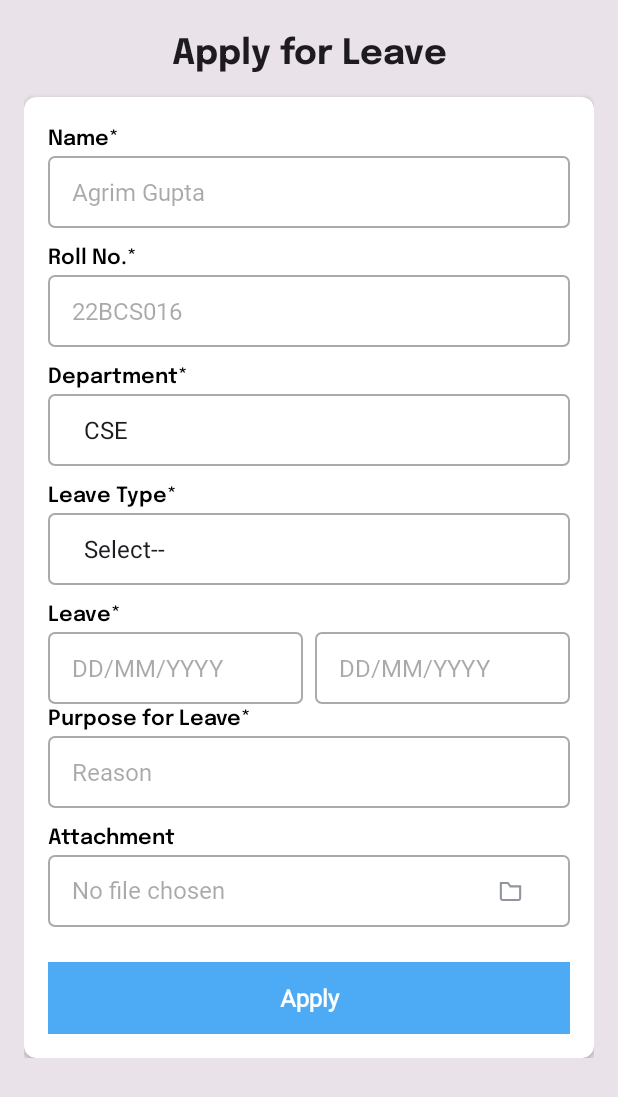
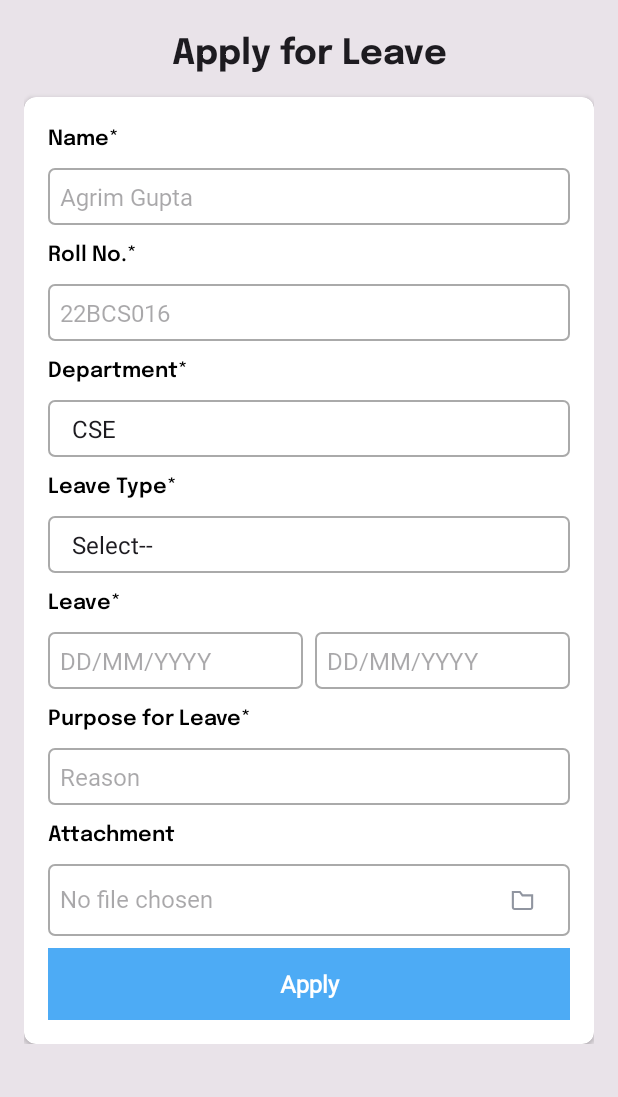
Before and after one commit to bsoc-bitbyte/myLeave, an Android app: the LeaveFormActivity screen opened directly, with no data from a screen before it, on a phone screen of 412 x 824 dp. Shown: the top 1097 px of the screen. Run offline under Robolectric (Android 15) with nearby library versions, the phone set to English and light mode, and no system bars; 4 statements that could not run were skipped.

Commit message:
Leave form(updated)

```diff
--- a/app/src/main/res/layout/activity_leave_form.xml
+++ b/app/src/main/res/layout/activity_leave_form.xml
@@ -2,12 +2,13 @@
 <androidx.constraintlayout.widget.ConstraintLayout xmlns:android="http://schemas.android.com/apk/res/android"
     xmlns:app="http://schemas.android.com/apk/res-auto"
     xmlns:tools="http://schemas.android.com/tools"
-    android:id="@+id/main"
+    android:id="@+id/cl_main"
     android:layout_width="match_parent"
     android:layout_height="match_parent"
     tools:context=".ui.user.LeaveFormActivity">
 
     <ScrollView
+        android:id="@+id/sv_main"
         android:layout_width="0dp"
         android:layout_height="0dp"
         app:layout_constraintBottom_toBottomOf="parent"
@@ -17,12 +18,13 @@
         app:layout_constraintTop_toTopOf="parent">
 
         <androidx.constraintlayout.widget.ConstraintLayout
+            android:id="@+id/cl_scroll_content"
             android:layout_width="match_parent"
             android:layout_height="wrap_content"
             android:padding="16dp">
 
             <TextView
-                android:id="@+id/textViewTitle"
+                android:id="@+id/tv_title"
                 android:layout_width="0dp"
                 android:layout_height="wrap_content"
                 android:gravity="center"
@@ -36,22 +38,24 @@
                 app:layout_constraintTop_toTopOf="parent" />
 
             <androidx.cardview.widget.CardView
+                android:id="@+id/cv_form"
                 android:layout_width="0dp"
                 android:layout_height="wrap_content"
                 android:layout_marginTop="16dp"
                 app:cardCornerRadius="8dp"
                 app:layout_constraintEnd_toEndOf="parent"
                 app:layout_constraintStart_toStartOf="parent"
-                app:layout_constraintTop_toBottomOf="@id/textViewTitle">
+                app:layout_constraintTop_toBottomOf="@id/tv_title">
 
                 <androidx.constraintlayout.widget.ConstraintLayout
+                    android:id="@+id/cl_card_content"
                     android:layout_width="match_parent"
                     android:layout_height="wrap_content"
                     android:padding="16dp">
 
                     <!-- Name Field -->
                     <TextView
-                        android:id="@+id/labelName"
+                        android:id="@+id/tv_label_name"
                         android:layout_width="0dp"
                         android:layout_height="wrap_content"
                         android:text="@string/namelf"
@@ -62,22 +66,23 @@
                         app:layout_constraintTop_toTopOf="parent" />
 
                     <EditText
-                        android:id="@+id/editTextName"
+                        android:id="@+id/et_name"
                         android:layout_width="0dp"
-                        android:layout_height="48dp"
+                        android:layout_height="wrap_content"
+                        android:layout_marginTop="12dp"
+                        android:padding="8dp"
                         android:fontFamily="@font/interr"
-                        android:layout_marginTop="4dp"
-                        android:hint="Agrim Gupta"
+                        android:hint="@string/agrim_gupta"
                         android:inputType="textPersonName"
                         android:textSize="16sp"
                         android:background="@drawable/edit_text_background"
                         app:layout_constraintEnd_toEndOf="parent"
                         app:layout_constraintStart_toStartOf="parent"
-                        app:layout_constraintTop_toBottomOf="@id/labelName" />
+                        app:layout_constraintTop_toBottomOf="@id/tv_label_name" />
 
                     <!-- Roll No Field -->
                     <TextView
-                        android:id="@+id/labelRollNo"
+                        android:id="@+id/tv_label_roll_no"
                         android:layout_width="0dp"
                         android:layout_height="wrap_content"
                         android:layout_marginTop="8dp"
@@ -86,25 +91,26 @@
                         android:fontFamily="@font/epilogue_semibold"
                         app:layout_constraintEnd_toEndOf="parent"
                         app:layout_constraintStart_toStartOf="parent"
-                        app:layout_constraintTop_toBottomOf="@id/editTextName" />
+                        app:layout_constraintTop_toBottomOf="@id/et_name" />
 
                     <EditText
-                        android:id="@+id/editTextRollNo"
+                        android:id="@+id/et_roll_no"
                         android:layout_width="0dp"
-                        android:layout_height="48dp"
-                        android:layout_marginTop="4dp"
+                        android:layout_height="wrap_content"
+                        android:layout_marginTop="12dp"
+                        android:padding="8dp"
                         android:fontFamily="@font/interr"
                         android:textSize="16sp"
-                        android:hint="22BCS016"
+                        android:hint="@string/_22bcs016"
                         android:inputType="text"
                         android:background="@drawable/edit_text_background"
                         app:layout_constraintEnd_toEndOf="parent"
                         app:layout_constraintStart_toStartOf="parent"
-                        app:layout_constraintTop_toBottomOf="@id/labelRollNo" />
+                        app:layout_constraintTop_toBottomOf="@id/tv_label_roll_no" />
 
                     <!-- Department Field -->
                     <TextView
-                        android:id="@+id/labelDepartment"
+                        android:id="@+id/tv_label_department"
                         android:layout_width="0dp"
                         android:layout_height="wrap_content"
                         android:layout_marginTop="8dp"
@@ -113,24 +119,25 @@
                         android:fontFamily="@font/epilogue_semibold"
                         app:layout_constraintEnd_toEndOf="parent"
                         app:layout_constraintStart_toStartOf="parent"
-                        app:layout_constraintTop_toBottomOf="@id/editTextRollNo" />
+                        app:layout_constraintTop_toBottomOf="@id/et_roll_no" />
 
                     <Spinner
-                        android:id="@+id/spinnerDepartment"
+                        android:id="@+id/sp_department"
                         android:layout_width="0dp"
-                        android:layout_height="48dp"
-                        android:layout_marginTop="4dp"
+                        android:layout_height="wrap_content"
+                        android:layout_marginTop="12dp"
+                        android:padding="8dp"
                         android:fontFamily="@font/interr"
                         android:background="@drawable/spinner_background"
                         android:entries="@array/department_array"
                         android:popupBackground="@drawable/spinner_background"
                         app:layout_constraintEnd_toEndOf="parent"
                         app:layout_constraintStart_toStartOf="parent"
-                        app:layout_constraintTop_toBottomOf="@id/labelDepartment" />
+                        app:layout_constraintTop_toBottomOf="@id/tv_label_department" />
 
                     <!-- Leave Type Spinner -->
                     <TextView
-                        android:id="@+id/labelLeaveType"
+                        android:id="@+id/tv_label_leave_type"
                         android:layout_width="0dp"
                         android:layout_height="wrap_content"
                         android:layout_marginTop="8dp"
@@ -139,22 +146,23 @@
                         android:fontFamily="@font/epilogue_semibold"
                         app:layout_constraintEnd_toEndOf="parent"
                         app:layout_constraintStart_toStartOf="parent"
-                        app:layout_constraintTop_toBottomOf="@id/spinnerDepartment" />
+                        app:layout_constraintTop_toBottomOf="@id/sp_department" />
 
                     <Spinner
-                        android:id="@+id/spinnerLeaveType"
+                        android:id="@+id/sp_leave_type"
                         android:layout_width="0dp"
-                        android:layout_height="48dp"
-                        android:layout_marginTop="4dp"
+                        android:layout_height="wrap_content"
+                        android:layout_marginTop="12dp"
+                        android:padding="8dp"
                         android:fontFamily="@font/interr"
                         android:entries="@array/leave_types"
                         android:background="@drawable/spinner_background"
                         app:layout_constraintEnd_toEndOf="parent"
                         app:layout_constraintStart_toStartOf="parent"
-                        app:layout_constraintTop_toBottomOf="@id/labelLeaveType" />
+                        app:layout_constraintTop_toBottomOf="@id/tv_label_leave_type" />
 
                     <TextView
-                        android:id="@+id/labelLeaveDates"
+                        android:id="@+id/tv_label_leave_dates"
                         android:layout_width="0dp"
                         android:layout_height="wrap_content"
                         android:layout_marginTop="8dp"
@@ -163,23 +171,25 @@
                         android:fontFamily="@font/epilogue_semibold"
                         app:layout_constraintEnd_toEndOf="parent"
                         app:layout_constraintStart_toStartOf="parent"
-                        app:layout_constraintTop_toBottomOf="@id/spinnerLeaveType" />
+                        app:layout_constraintTop_toBottomOf="@id/sp_leave_type" />
 
                     <LinearLayout
+                        android:id="@+id/ll_leave_dates"
                         android:layout_width="0dp"
                         android:layout_height="wrap_content"
-                        android:layout_marginTop="4dp"
+                        android:layout_marginTop="12dp"
                         android:orientation="horizontal"
                         app:layout_constraintEnd_toEndOf="parent"
                         app:layout_constraintStart_toStartOf="parent"
-                        app:layout_constraintTop_toBottomOf="@id/labelLeaveDates">
+                        app:layout_constraintTop_toBottomOf="@id/tv_label_leave_dates">
 
                         <EditText
-                            android:id="@+id/editTextStartDate"
+                            android:id="@+id/et_start_date"
                             android:layout_width="0dp"
-                            android:layout_height="48dp"
+                            android:layout_height="wrap_content"
                             android:layout_marginEnd="4dp"
                             android:layout_weight="1"
+                            android:padding="8dp"
                             android:fontFamily="@font/interr"
                             android:textSize="16sp"
                             android:hint="@string/dd_mm_yyyy"
@@ -187,11 +197,12 @@
                             android:background="@drawable/edit_text_background" />
 
                         <EditText
-                            android:id="@+id/editTextEndDate"
+                            android:id="@+id/et_end_date"
                             android:layout_width="0dp"
-                            android:layout_height="48dp"
+                            android:layout_height="wrap_content"
                             android:layout_marginStart="4dp"
                             android:layout_weight="1"
+                            android:padding="8dp"
                             android:fontFamily="@font/interr"
                             android:hint="@string/dd_mm_yyyy"
                             android:textSize="16sp"
@@ -201,22 +212,23 @@
 
                     <!-- Purpose Field -->
                     <TextView
-                        android:id="@+id/labelPurpose"
+                        android:id="@+id/tv_label_purpose"
                         android:layout_width="0dp"
                         android:layout_height="wrap_content"
-                        android:layout_marginTop="50dp"
+                        android:layout_marginTop="8dp"
                         android:text="@string/purpose_for_leave"
                         android:textColor="@android:color/black"
                         android:fontFamily="@font/epilogue_semibold"
                         app:layout_constraintEnd_toEndOf="parent"
                         app:layout_constraintStart_toStartOf="parent"
-                        app:layout_constraintTop_toBottomOf="@id/labelLeaveDates" />
+                        app:layout_constraintTop_toBottomOf="@id/ll_leave_dates" />
 
                     <EditText
-                        android:id="@+id/editTextPurpose"
+                        android:id="@+id/et_purpose"
                         android:layout_width="0dp"
-                        android:layout_height="48dp"
-                        android:layout_marginTop="4dp"
+                        android:layout_height="wrap_content"
+                        android:layout_marginTop="12dp"
+                        android:padding="8dp"
                         android:fontFamily="@font/interr"
                         android:hint="@string/reason"
                         android:inputType="textMultiLine"
@@ -224,11 +236,11 @@
                         android:background="@drawable/edit_text_background"
                         app:layout_constraintEnd_toEndOf="parent"
                         app:layout_constraintStart_toStartOf="parent"
-                        app:layout_constraintTop_toBottomOf="@id/labelPurpose" />
+                        app:layout_constraintTop_toBottomOf="@id/tv_label_purpose" />
 
                     <!-- Attachment Field -->
                     <TextView
-                        android:id="@+id/labelAttachment"
+                        android:id="@+id/tv_label_attachment"
                         android:layout_width="0dp"
                         android:layout_height="wrap_content"
                         android:layout_marginTop="8dp"
@@ -237,22 +249,22 @@
                         android:fontFamily="@font/epilogue_semibold"
                         app:layout_constraintEnd_toEndOf="parent"
                         app:layout_constraintStart_toStartOf="parent"
-                        app:layout_constraintTop_toBottomOf="@id/editTextPurpose" />
+                        app:layout_constraintTop_toBottomOf="@id/et_purpose" />
 
-                    <!-- Your existing layout code -->
                     <LinearLayout
-                        android:id="@+id/attachmentLayout"
+                        android:id="@+id/ll_attachment"
                         android:layout_width="0dp"
                         android:layout_height="wrap_content"
-                        android:layout_marginTop="4dp"
+                        android:layout_marginTop="12dp"
+                        android:padding="8dp"
                         android:orientation="horizontal"
                         android:background="@drawable/edit_text_background"
                         app:layout_constraintEnd_toEndOf="parent"
                         app:layout_constraintStart_toStartOf="parent"
-                        app:layout_constraintTop_toBottomOf="@id/labelAttachment">
+                        app:layout_constraintTop_toBottomOf="@id/tv_label_attachment">
 
                         <EditText
-                            android:id="@+id/editTextAttachment"
+                            android:id="@+id/et_attachment"
                             android:layout_width="0dp"
                             android:layout_height="wrap_content"
                             android:layout_weight="1"
@@ -265,7 +277,7 @@
                             android:clickable="false" />
 
                         <ImageButton
-                            android:id="@+id/buttonChooseFile"
+                            android:id="@+id/ib_choose_file"
                             android:layout_width="48dp"
                             android:layout_height="32dp"
                             android:src="@drawable/ic_folder"
@@ -274,27 +286,28 @@
                             android:layout_gravity="center_vertical"
                             android:layout_marginStart="8dp"
                             app:layout_constraintEnd_toEndOf="parent"
-                            app:layout_constraintTop_toTopOf="@id/editTextAttachment"
-                            app:layout_constraintBottom_toBottomOf="@id/editTextAttachment"
-                            app:layout_constraintStart_toEndOf="@id/editTextAttachment" />
+                            app:layout_constraintTop_toTopOf="@id/et_attachment"
+                            app:layout_constraintBottom_toBottomOf="@id/et_attachment"
+                            app:layout_constraintStart_toEndOf="@id/et_attachment" />
                     </LinearLayout>
 
                     <androidx.appcompat.widget.AppCompatButton
-                        android:id="@+id/buttonApply"
+                        android:id="@+id/bt_apply"
                         android:layout_width="0dp"
                         android:layout_height="wrap_content"
-                        android:layout_marginTop="75dp"
+                        android:layout_marginTop="8dp"
+                        android:background="@drawable/apply_button"
+                        android:backgroundTint="@color/apply_btn"
                         android:fontFamily="@font/interr"
-                        android:backgroundTint="@color/apply_btn"
-                        android:background="@drawable/apply_button"
+                        android:text="@string/apply"
                         android:textAllCaps="false"
+                        android:textColor="@color/white"
                         android:textFontWeight="600"
-                        android:textColor="@color/white"
-                        android:text="@string/apply"
                         android:textSize="16sp"
                         app:layout_constraintEnd_toEndOf="parent"
+                        app:layout_constraintHorizontal_bias="0.0"
                         app:layout_constraintStart_toStartOf="parent"
-                        app:layout_constraintTop_toBottomOf="@id/labelAttachment" />
+                        app:layout_constraintTop_toBottomOf="@id/ll_attachment" />
 
                 </androidx.constraintlayout.widget.ConstraintLayout>
             </androidx.cardview.widget.CardView>
--- a/app/src/main/res/values/strings.xml
+++ b/app/src/main/res/values/strings.xml
@@ -31,6 +31,8 @@
     <string name="no_file_chosen">No file chosen</string>
     <string name="apply">Apply</string>
     <string name="choose_file">Choose File</string>
+    <string name="agrim_gupta">Agrim Gupta</string>
+    <string name="_22bcs016">22BCS016</string>
     <string-array name="leave_types">
         <item>Select--</item>
         <item>Sick Leave</item>
```
